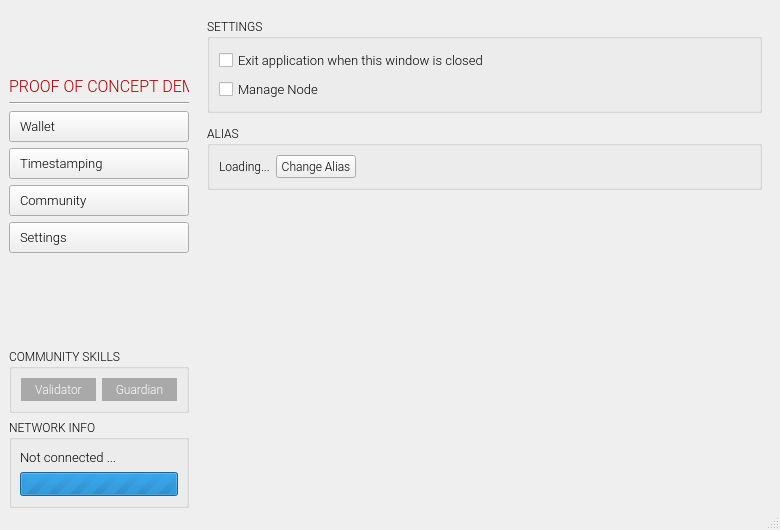
Before: the Qt Designer form app/ui/proto.ui in coblo/gui-demo, drawn with Qt 5.
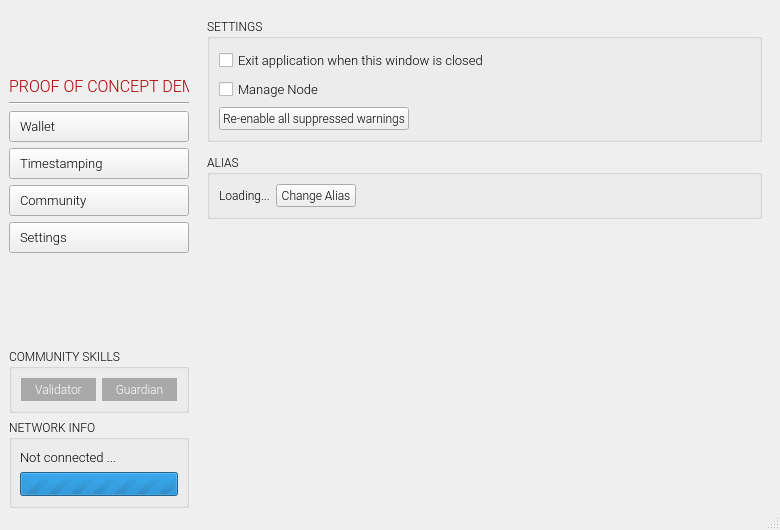
After: the same form once the commit is applied. The open tabs and pages were chosen to show the change. Icons and pictures are not drawn. Custom widgets are drawn as their Qt base class.

Commit message: Add confirmation dialog for transactions that cost coins

```diff
--- a/app/ui/proto.ui
+++ b/app/ui/proto.ui
@@ -1044,6 +1044,24 @@
              </property>
             </widget>
            </item>
+           <item>
+            <widget class="QPushButton" name="reset_suppressed_warnings">
+             <property name="sizePolicy">
+              <sizepolicy hsizetype="Maximum" vsizetype="Fixed">
+               <horstretch>0</horstretch>
+               <verstretch>0</verstretch>
+              </sizepolicy>
+             </property>
+             <property name="font">
+              <font>
+               <family>Roboto Light</family>
+              </font>
+             </property>
+             <property name="text">
+              <string>Re-enable all suppressed warnings</string>
+             </property>
+            </widget>
+           </item>
           </layout>
          </widget>
         </item>
```
The commit also changes 4 other files.
